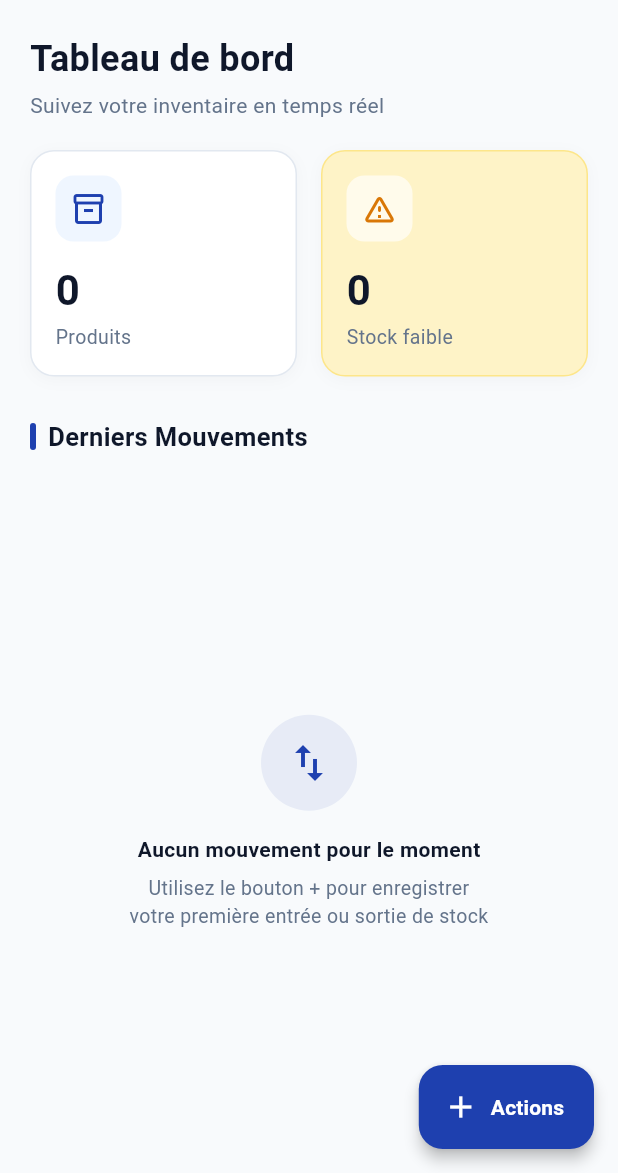
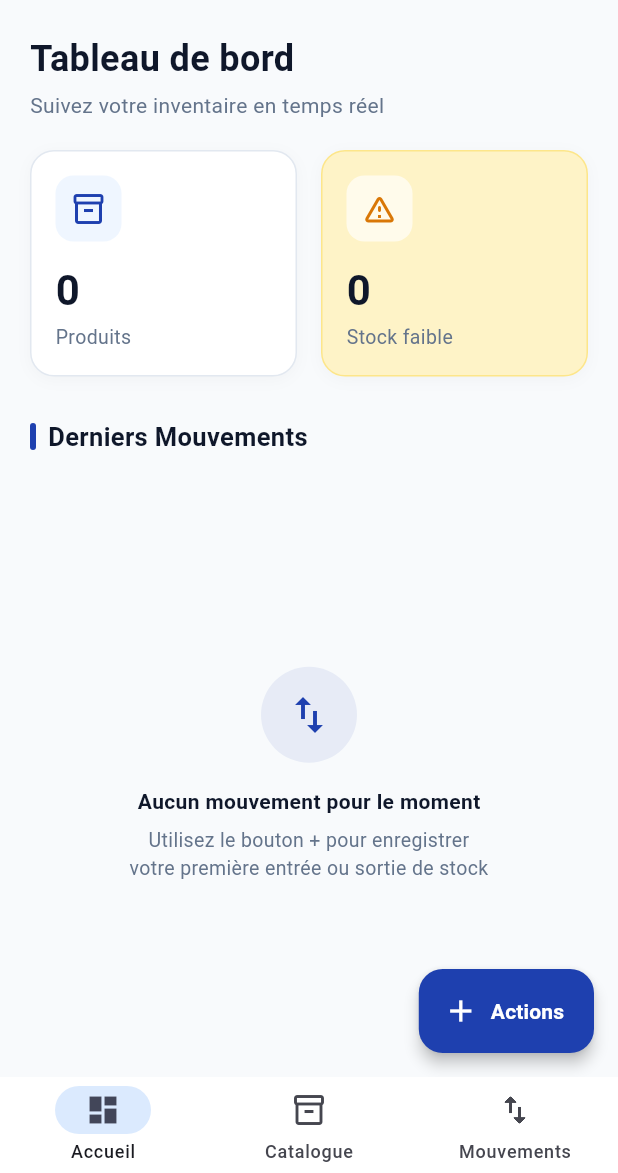
Before and after one commit to avatGit/Inventory-lite, a Flutter app: the screen it shows after launch, on a phone screen of 412 x 824 dp, the part 63-1236 px from its top. Run offline on Flutter 3.47's test engine with Material 3 defaults, Android fonts, the phone set to English and light mode, and no system bars; our stand-ins replace cloud_firestore, firebase_core, flutter_riverpod; missing offline and left inert: mobile_scanner; accounts and stored records are empty.

Commit message:
feat: ajouter la barre de navigation principale (MainShell)

```diff
--- a/lib/main.dart
+++ b/lib/main.dart
@@ -3,7 +3,7 @@ import 'package:flutter_riverpod/flutter_riverpod.dart';
 import 'package:firebase_core/firebase_core.dart';
 import 'package:intl/date_symbol_data_local.dart';
 import 'package:inventory_lite/firebase_options.dart';
-import './presentation/screens/home_screen.dart';
+import 'package:inventory_lite/presentation/screens/main_shell.dart';
 
 void main() async {
   WidgetsFlutterBinding.ensureInitialized();
@@ -25,7 +25,7 @@ class InventoryLiteApp extends StatelessWidget {
         colorScheme: ColorScheme.fromSeed(seedColor: const Color(0xFF1E40AF)),
         useMaterial3: true,
       ),
-      home: const HomeScreen(), // ← CHANGÉ (remplace TestFirestoreScreen)
+      home: const MainShell(),
     );
   }
 }
--- /dev/null
+++ b/lib/presentation/screens/main_shell.dart
@@ -0,0 +1,68 @@
+import 'package:flutter/material.dart';
+
+import 'package:inventory_lite/presentation/screens/home_screen.dart';
+import 'package:inventory_lite/presentation/screens/catalog_screen.dart';
+import 'package:inventory_lite/presentation/screens/add_movement_screen.dart';
+
+/// The main shell of the app, hosting the bottom navigation bar.
+///
+/// It switches between the three main sections using an [IndexedStack],
+/// which preserves the state of each screen when switching tabs.
+class MainShell extends StatefulWidget {
+  const MainShell({super.key});
+
+  @override
+  State<MainShell> createState() => _MainShellState();
+}
+
+class _MainShellState extends State<MainShell> {
+  /// Currently selected tab index.
+  int _currentIndex = 0;
+
+  /// The three screens managed by the bottom bar.
+  /// Order: Dashboard, Catalog, Stock Movements.
+  static const List<Widget> _screens = [
+    HomeScreen(),
+    CatalogScreen(),
+    AddMovementScreen(),
+  ];
+
+  @override
+  Widget build(BuildContext context) {
+    return Scaffold(
+      // IndexedStack keeps all screens alive to preserve their state.
+      body: IndexedStack(index: _currentIndex, children: _screens),
+
+      // --- Material 3 Bottom Navigation Bar ---
+      bottomNavigationBar: NavigationBar(
+        selectedIndex: _currentIndex,
+        onDestinationSelected: (index) {
+          setState(() => _currentIndex = index);
+        },
+        backgroundColor: const Color(0xFFFFFFFF),
+        // Surface
+        indicatorColor: const Color(0xFFDBEAFE),
+        // Light Primary Blue
+        height: 64,
+        labelBehavior: NavigationDestinationLabelBehavior.alwaysShow,
+        destinations: const [
+          NavigationDestination(
+            icon: Icon(Icons.dashboard_outlined),
+            selectedIcon: Icon(Icons.dashboard),
+            label: 'Accueil',
+          ),
+          NavigationDestination(
+            icon: Icon(Icons.inventory_2_outlined),
+            selectedIcon: Icon(Icons.inventory_2),
+            label: 'Catalogue',
+          ),
+          NavigationDestination(
+            icon: Icon(Icons.swap_vert_outlined),
+            selectedIcon: Icon(Icons.swap_vert),
+            label: 'Mouvements',
+          ),
+        ],
+      ),
+    );
+  }
+}
```
